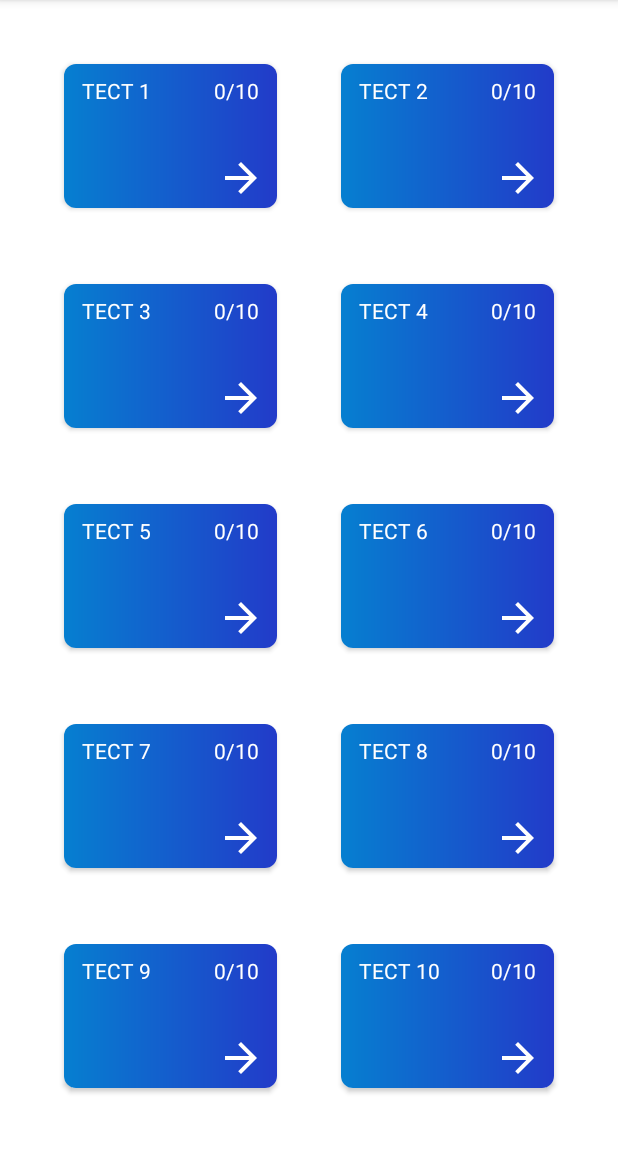
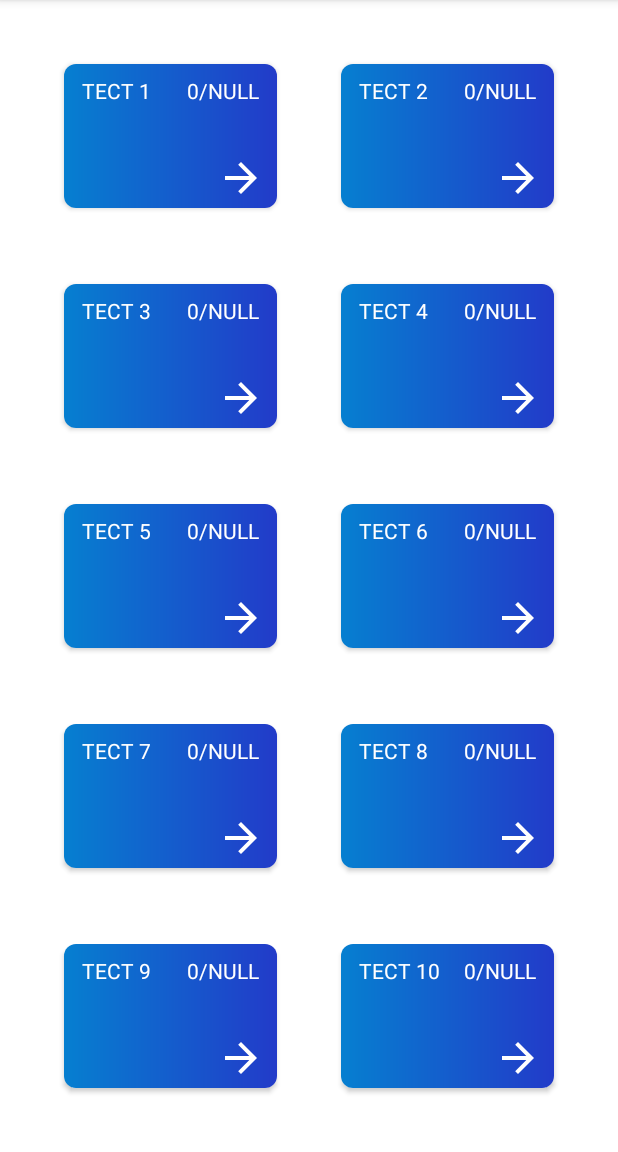
Before and after one commit to X-Foundation/aihack2, an Android app: the TrainerFragment screen opened directly, with no data from a screen before it, on a phone screen of 412 x 824 dp, the part 84-1236 px from its top. Run offline under Robolectric (Android 15) with nearby library versions, the phone set to English and light mode, and no system bars.

Commit message:
new feature

```diff
--- a/app/src/main/java/com/example/aihack/fragments/TrainerFragment.kt
+++ b/app/src/main/java/com/example/aihack/fragments/TrainerFragment.kt
@@ -63,10 +63,11 @@ class TrainerFragment : Fragment() {
                 val title = "Тест " + test.test
                 trainerTitle.text = title
                 val text = GsonParser.instance.getXp(test.level, test.test)
+                val testCount = GsonParser.instance.getTest(test.level, test.test)?.split(' ')?.size
                 if (text == null)
-                    xpTestTextView.text = "0/10"
+                    xpTestTextView.text = ("0/$testCount")
                 else
-                    xpTestTextView.text = ("$text/10")
+                    xpTestTextView.text = ("$text/$testCount")
                 itemView.setOnClickListener {
                     val intent = Intent(requireActivity(), TestActivity::class.java)
                     intent.putExtra("level", test.level)
```
